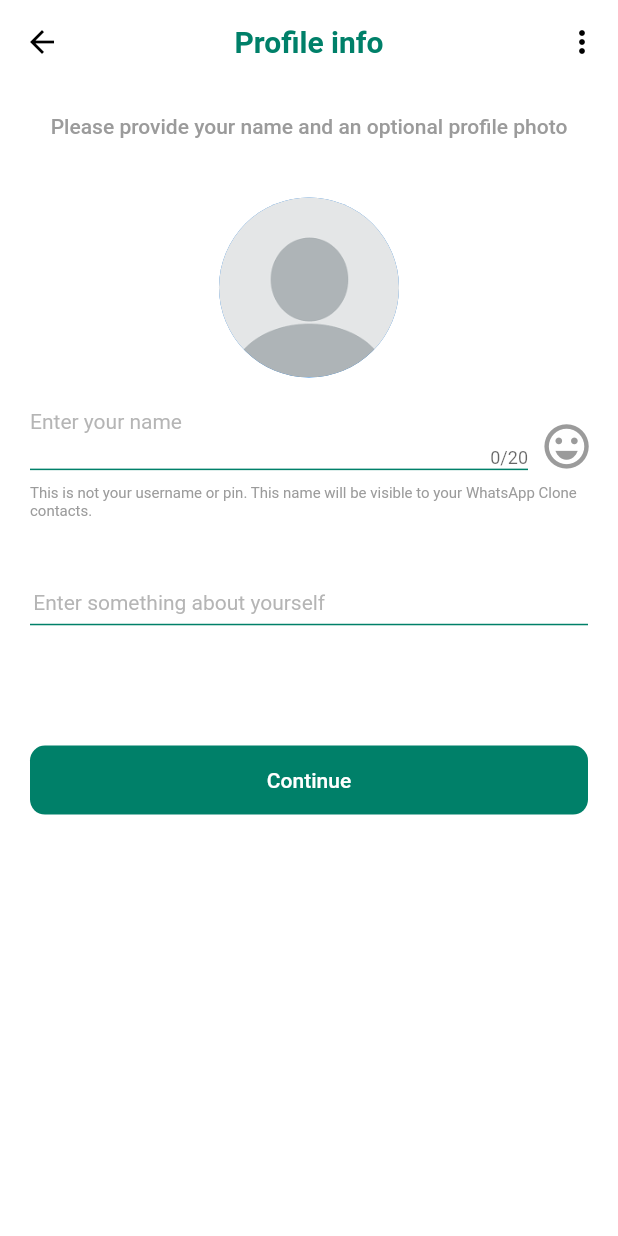
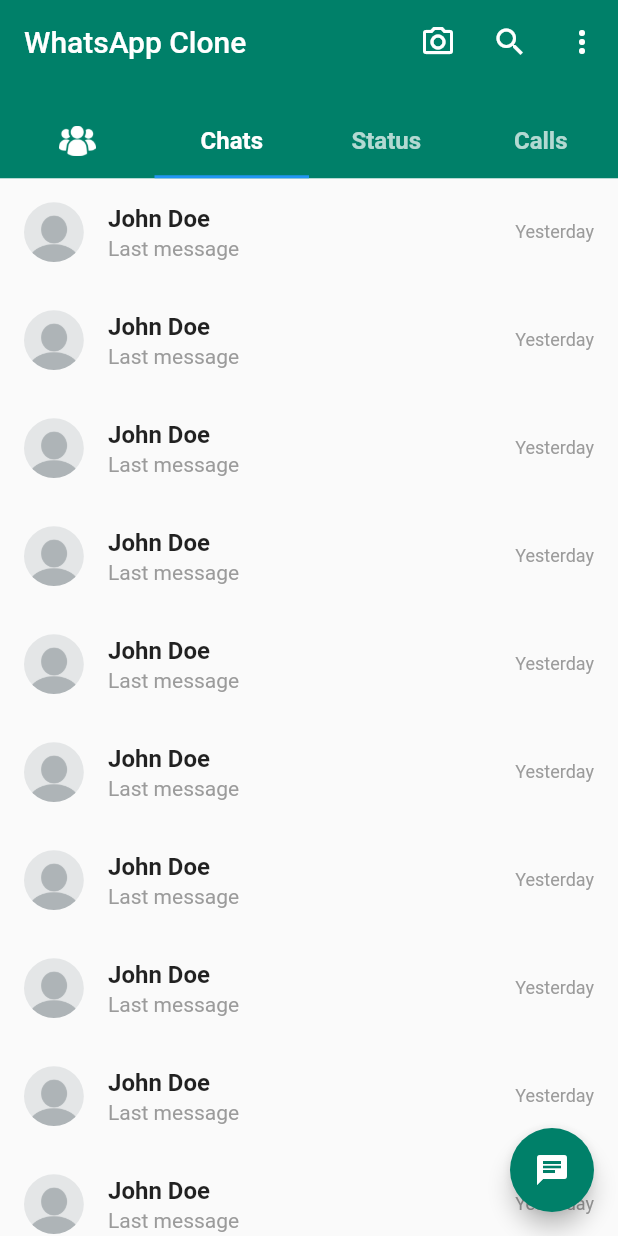
Before and after one commit to nisha2404/whatsAppClone, a Flutter app: the AddProfileInfo screen opened directly, after a tap on "Continue", on a phone screen of 412 x 824 dp. Run offline on Flutter 3.47's test engine with Material 2 defaults, Android fonts, the phone set to English and light mode, and no system bars; our stand-ins replace country_picker, flutter_screenutil, fluttertoast, image_cropper, image_picker, otp_text_field; missing offline and left inert: emoji_picker_2.

Commit message:
add image functionality in add_profile_info_screen and Dashboard folder with corresponding screens with chats ui

```diff
--- a/lib/Screens/Auth/add_profile_info.dart
+++ b/lib/Screens/Auth/add_profile_info.dart
@@ -1,5 +1,8 @@
 // ignore_for_file: import_of_legacy_library_into_null_safe
 
+import 'dart:io';
+
+import 'package:chatting_app/Screens/Dashboard/dashboard.dart';
 import 'package:chatting_app/app_config.dart';
 import 'package:chatting_app/components/expanded_button.dart';
 import 'package:chatting_app/components/help_popup_button.dart';
@@ -26,6 +29,8 @@ class _AddProfileInfoState extends State<AddProfileInfo> {
   final TextEditingController _aboutController = TextEditingController();
 
   bool showEmojis = false;
+
+  final ImagePicker _picker = ImagePicker();
 
   CroppedFile? croppedProfileImg;
   XFile? profileImage;
@@ -75,10 +80,20 @@ class _AddProfileInfoState extends State<AddProfileInfo> {
                         style: GetTextTheme.sf14_medium
                             .copyWith(color: AppColors.grey150)),
                     AppServices.addHeight(40.h),
-                    const CircleAvatar(
-                      radius: 60,
-                      backgroundImage: AssetImage(AppImages.avatarPlaceholder),
-                    ),
+                    croppedProfileImg == null
+                        ? GestureDetector(
+                            onTap: () => onImagePick(),
+                            child: const CircleAvatar(
+                              radius: 60,
+                              backgroundImage:
+                                  AssetImage(AppImages.avatarPlaceholder),
+                            ),
+                          )
+                        : CircleAvatar(
+                            radius: 60,
+                            backgroundImage:
+                                FileImage(File(croppedProfileImg!.path)),
+                          ),
                     AppServices.addHeight(20.h),
                     Row(
                       children: [
@@ -126,7 +141,10 @@ class _AddProfileInfoState extends State<AddProfileInfo> {
                     AppServices.addHeight(80.h),
                     Row(
                       children: [
-                        ExpandedButton(btnName: "Continue", onPress: () => {})
+                        ExpandedButton(
+                            btnName: "Continue",
+                            onPress: () => AppServices.pushAndRemove(
+                                const Dashboard(), context))
                       ],
                     )
                   ],
@@ -152,4 +170,36 @@ class _AddProfileInfoState extends State<AddProfileInfo> {
       columns: 7,
     );
   }
+
+  onImagePick() async {
+    var value = await _picker.pickImage(source: ImageSource.gallery);
+    if (value != null) {
+      await cropImage(value);
+    } else {
+      null;
+    }
+  }
+
+  Future<void> cropImage(XFile img) async {
+    final croppedImage = await ImageCropper().cropImage(
+        sourcePath: img.path,
+        compressFormat: ImageCompressFormat.jpg,
+        compressQuality: 100,
+        uiSettings: [
+          AndroidUiSettings(
+              toolbarTitle: 'Image Cropper',
+              toolbarColor: AppColors.primaryColor,
+              toolbarWidgetColor: AppColors.whiteColor,
+              initAspectRatio: CropAspectRatioPreset.square,
+              hideBottomControls: true,
+              lockAspectRatio: true),
+          IOSUiSettings(title: "Image Cropper")
+        ]);
+
+    if (croppedImage != null) {
+      setState(() => croppedProfileImg = croppedImage);
+    } else {
+      null;
+    }
+  }
 }
--- /dev/null
+++ b/lib/Screens/Dashboard/Chats/chat_view_tab.dart
@@ -0,0 +1,46 @@
+import 'package:chatting_app/Screens/Dashboard/Chats/chatroom.dart';
+import 'package:chatting_app/helpers/base_getters.dart';
+import 'package:flutter/material.dart';
+import 'package:flutter_screenutil/flutter_screenutil.dart';
+
+import '../../../../helpers/icons_and_images.dart';
+import '../../../helpers/style_sheet.dart';
+
+class ChatViewTab extends StatefulWidget {
+  const ChatViewTab({super.key});
+
+  @override
+  State<ChatViewTab> createState() => _ChatViewTabState();
+}
+
+class _ChatViewTabState extends State<ChatViewTab> {
+  @override
+  Widget build(BuildContext context) {
+    return ListView.builder(
+        padding: const EdgeInsets.all(0),
+        itemCount: 20,
+        shrinkWrap: true,
+        itemBuilder: (context, i) {
+          return ListTile(
+            onTap: () => AppServices.pushTo(const ChatRoom(), context),
+            leading: Container(
+                // padding: EdgeInsets.all(7.sp),
+                height: 36.sp,
+                width: 36.sp,
+                decoration: const BoxDecoration(shape: BoxShape.circle),
+                child: ClipRRect(
+                  borderRadius: BorderRadius.circular(400.r),
+                  child: Image.asset(AppImages.avatarPlaceholder,
+                      fit: BoxFit.cover),
+                )),
+            title: const Text("John Doe", style: GetTextTheme.sf16_bold),
+            subtitle: Text("Last message",
+                style: GetTextTheme.sf14_regular
+                    .copyWith(color: AppColors.grey150)),
+            trailing: Text("Yesterday",
+                style: GetTextTheme.sf12_regular
+                    .copyWith(color: AppColors.grey150)),
+          );
+        });
+  }
+}
--- /dev/null
+++ b/lib/Screens/Dashboard/dashboard.dart
@@ -0,0 +1,87 @@
+import 'package:chatting_app/Screens/Dashboard/Chats/chat_view_tab.dart';
+import 'package:chatting_app/Screens/Dashboard/calls/call_view_tab.dart';
+import 'package:chatting_app/Screens/Dashboard/community/community_view_tab.dart';
+import 'package:chatting_app/Screens/Dashboard/status/status_view_tab.dart';
+import 'package:flutter/material.dart';
+import 'package:flutter/services.dart';
+import 'package:flutter_screenutil/flutter_screenutil.dart';
+
+import '../../../../helpers/icons_and_images.dart';
+import '../../app_config.dart';
+import '../../helpers/style_sheet.dart';
+
+class Dashboard extends StatefulWidget {
+  const Dashboard({super.key});
+
+  @override
+  State<Dashboard> createState() => _DashboardState();
+}
+
+class _DashboardState extends State<Dashboard> {
+  List<Widget> tabs = [
+    Tab(
+      icon: Image.asset(AppIcons.communityIcon,
+          height: 18.sp, color: AppColors.whiteColor),
+    ),
+    const Tab(child: Text("Chats", style: GetTextTheme.sf16_bold)),
+    const Tab(child: Text("Status", style: GetTextTheme.sf16_bold)),
+    const Tab(child: Text("Calls", style: GetTextTheme.sf16_bold)),
+  ];
+
+  @override
+  Widget build(BuildContext context) {
+    return Scaffold(
+      floatingActionButton: FloatingActionButton(
+          onPressed: () => {},
+          backgroundColor: AppColors.primaryColor,
+          child: const Icon(Icons.chat)),
+      body: DefaultTabController(
+        initialIndex: 1,
+        length: tabs.length,
+        child: NestedScrollView(
+            headerSliverBuilder: (context, value) {
+              return [
+                SliverAppBar(
+                    backgroundColor: AppColors.primaryColor,
+                    foregroundColor: AppColors.whiteColor,
+                    pinned: true,
+                    floating: true,
+                    snap: true,
+                    title: const Text(AppConfig.appName),
+                    automaticallyImplyLeading: false,
+                    systemOverlayStyle: const SystemUiOverlayStyle(
+                        statusBarBrightness: Brightness.light,
+                        statusBarIconBrightness: Brightness.light,
+                        statusBarColor: AppColors.primaryColor),
+                    actions: [
+                      IconButton(
+                          onPressed: () {},
+                          splashRadius: 20.r,
+                          icon: const Icon(Icons.camera_alt_outlined)),
+                      IconButton(
+                          onPressed: () {},
+                          splashRadius: 20.r,
+                          icon: const Icon(Icons.search)),
+                      IconButton(
+                          onPressed: () {},
+                          splashRadius: 20.r,
+                          icon: const Icon(Icons.more_vert))
+                    ],
+                    expandedHeight: 120.h,
+                    bottom: TabBar(
+                        tabs: tabs,
+                        unselectedLabelColor:
+                            AppColors.whiteColor.withOpacity(0.7),
+                        labelColor: AppColors.whiteColor)),
+              ];
+            },
+            body: const TabBarView(children: [
+              CommunityViewTab(),
+              ChatViewTab(),
+              StatusViewTab(),
+              CallViewsTab()
+            ])),
+      ),
+    );
+  }
+}
--- a/pubspec.yaml
+++ b/pubspec.yaml
@@ -41,6 +41,7 @@ dependencies:
   image_picker: ^0.8.6+3
   image_cropper: ^3.0.1
   emoji_picker_2: ^0.4.0
+  intl: ^0.18.0
 
 dev_dependencies:
   flutter_test:
```
Also changed, not shown: lib/Screens/Dashboard/Chats/chatroom.dart (added, +207 -0 lines), lib/Screens/Dashboard/calls/call_view_tab.dart (added, +17 -0 lines), lib/Screens/Dashboard/community/community_view_tab.dart (added, +17 -0 lines), lib/Screens/Dashboard/status/status_view_tab.dart (added, +17 -0 lines), pubspec.lock.
